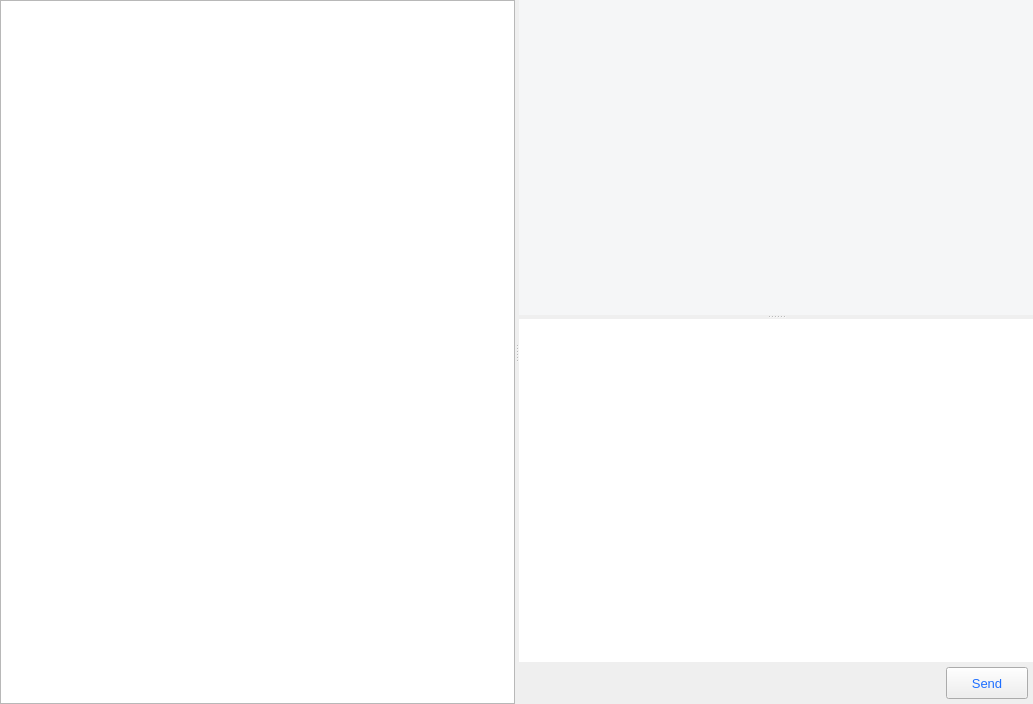
Old version of the form Chaty/mainwindow.ui in the repository redamancyguy/Chaty.
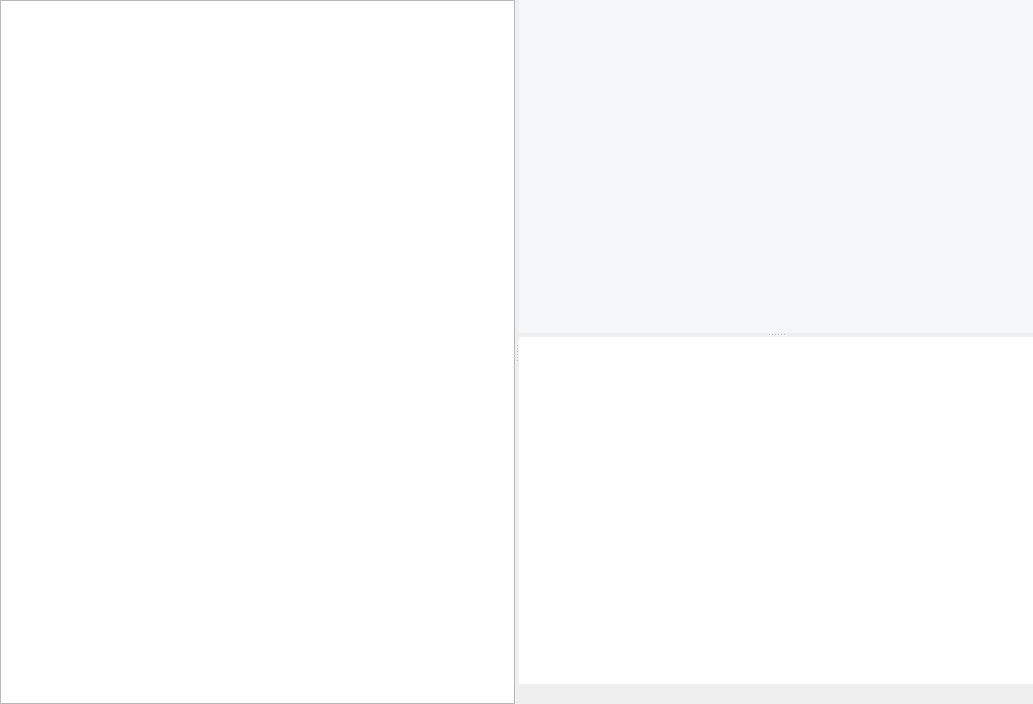
New version of the form. Icons and pictures are not drawn.

```diff
--- a/Chaty/mainwindow.ui
+++ b/Chaty/mainwindow.ui
@@ -159,38 +159,6 @@
              </property>
             </spacer>
            </item>
-           <item>
-            <widget class="QPushButton" name="send">
-             <property name="font">
-              <font>
-               <pointsize>10</pointsize>
-              </font>
-             </property>
-             <property name="autoFillBackground">
-              <bool>false</bool>
-             </property>
-             <property name="styleSheet">
-              <string notr="true">QPushButton{
-	margin:5px;
-	height:30px;
-	color: rgb(30, 111, 255);
-	width:80px;
-}</string>
-             </property>
-             <property name="text">
-              <string>Send</string>
-             </property>
-             <property name="autoDefault">
-              <bool>false</bool>
-             </property>
-             <property name="default">
-              <bool>false</bool>
-             </property>
-             <property name="flat">
-              <bool>false</bool>
-             </property>
-            </widget>
-           </item>
           </layout>
          </item>
         </layout>
```
